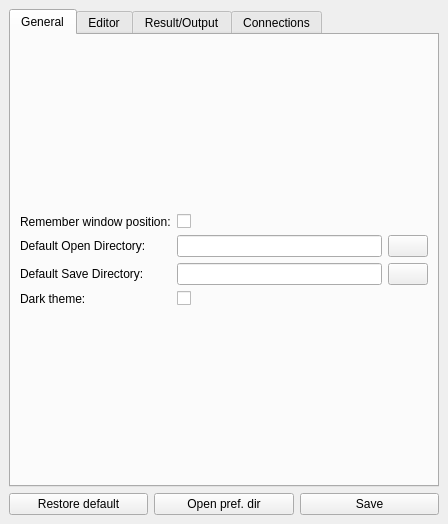
The window that source/qtdesigner/preferences_ui.ui (MValaguz/MSql) describes before a commit, drawn with Qt 5.
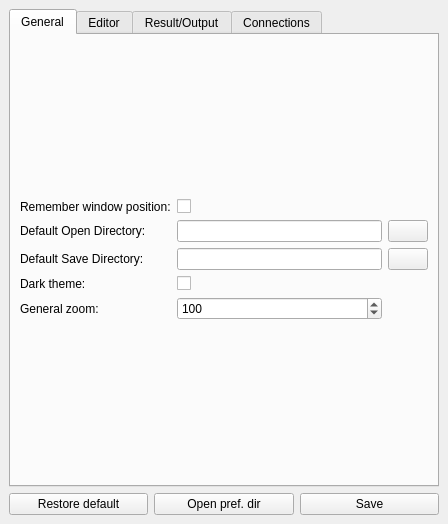
The same window after the commit. The open tabs and pages were chosen to show the change. Icons and pictures are not drawn.

```diff
--- a/source/qtdesigner/preferences_ui.ui
+++ b/source/qtdesigner/preferences_ui.ui
@@ -103,6 +103,29 @@
             </property>
            </widget>
           </item>
+          <item row="4" column="1">
+           <widget class="QSpinBox" name="e_general_zoom">
+            <property name="minimum">
+             <number>50</number>
+            </property>
+            <property name="maximum">
+             <number>200</number>
+            </property>
+            <property name="singleStep">
+             <number>10</number>
+            </property>
+            <property name="value">
+             <number>100</number>
+            </property>
+           </widget>
+          </item>
+          <item row="4" column="0">
+           <widget class="QLabel" name="label_21">
+            <property name="text">
+             <string>General zoom:</string>
+            </property>
+           </widget>
+          </item>
          </layout>
         </item>
        </layout>
```
Left out of the diff: 16 changed lines with no effect on the pictures.
